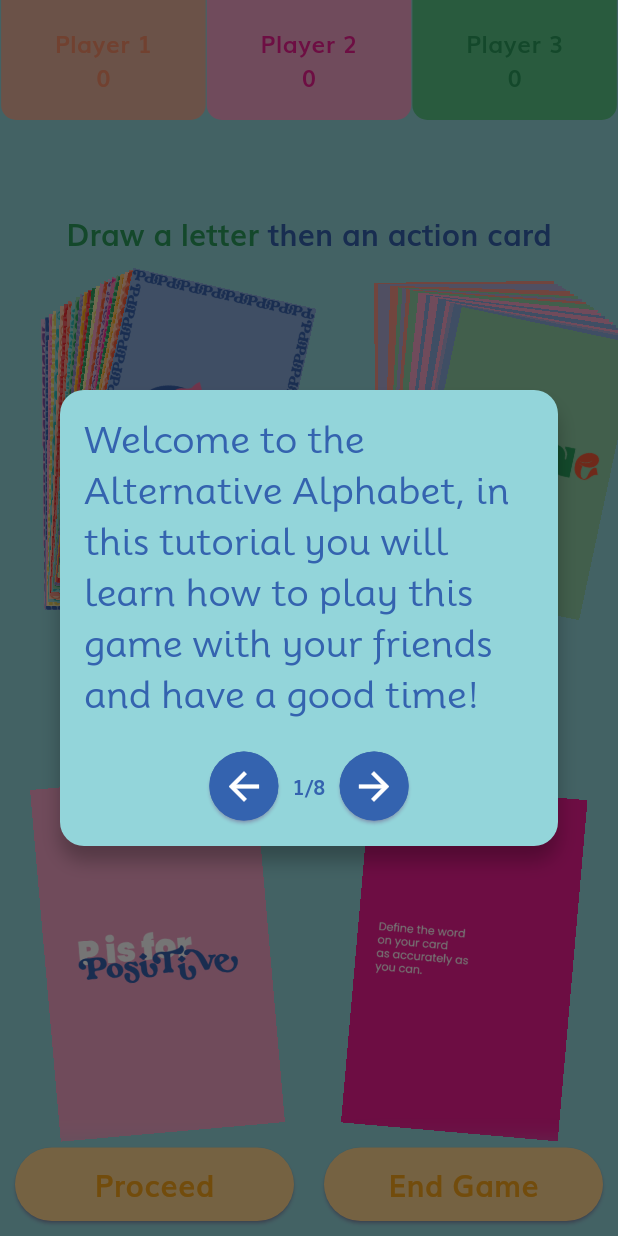
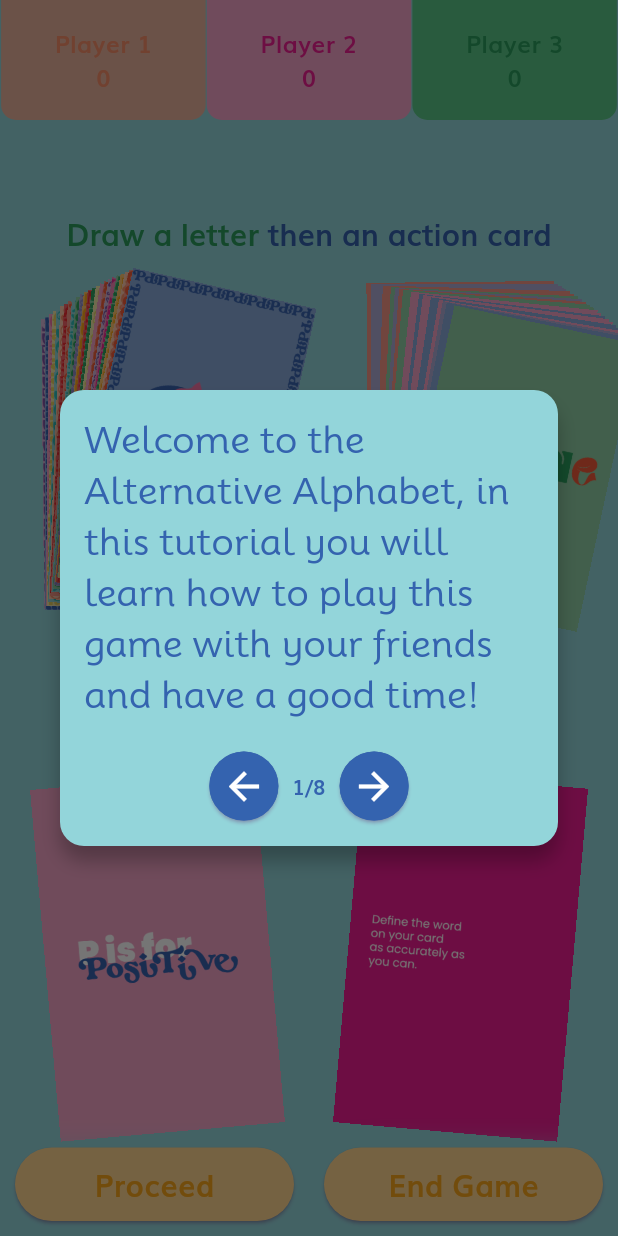
Before and after one commit to AsteriskAI/The-Alphabet-Alternative, a Flutter app: the screen it shows after launch, after a tap on "Tutorial", on a phone screen of 412 x 824 dp. Run offline on Flutter 3.47's test engine with Material 2 defaults, Android fonts, the light colour scheme and no system bars; our stand-ins replace audioplayers, flutter_svg.

Commit message:
changhed button name

```diff
--- a/lib/components/tutorialactioncard.dart
+++ b/lib/components/tutorialactioncard.dart
@@ -60,7 +60,7 @@ class _TutorialActionCardState extends State<TutorialActionCard> {
                     angle: 5 * (3.14159265359 / 180), // Convert degrees to radians
                     child: Image.asset(
                       widget.backCardAsset,
-                      width: 145,
+                      width: 150,
                     ),
                   ),
                 ),
@@ -73,7 +73,7 @@ class _TutorialActionCardState extends State<TutorialActionCard> {
                     top: 20,
                     child: Image.asset(
                       widget.frontCardAsset,
-                      width: 120,
+                      width: 125,
                     ),
                   ),
                 ],
--- a/lib/routes/landing.dart
+++ b/lib/routes/landing.dart
@@ -28,7 +28,7 @@ class LandingPage extends StatelessWidget {
                     createButton("Game Rules", () {
                       Navigator.pushNamed(context, '/rulepage'); Globals.player.play(AssetSource('audio/button.mp3'));
                     }, Globals.globalColorScheme.onSurface, Globals.globalColorScheme.surfaceVariant),
-                    createButton("Learn More!", () async {
+                    createButton("Explore!", () async {
                       Globals.player.play(AssetSource('audio/button.mp3'));
       const url = "https://linktr.ee/AlternativeAlphabetApp";
 
```
